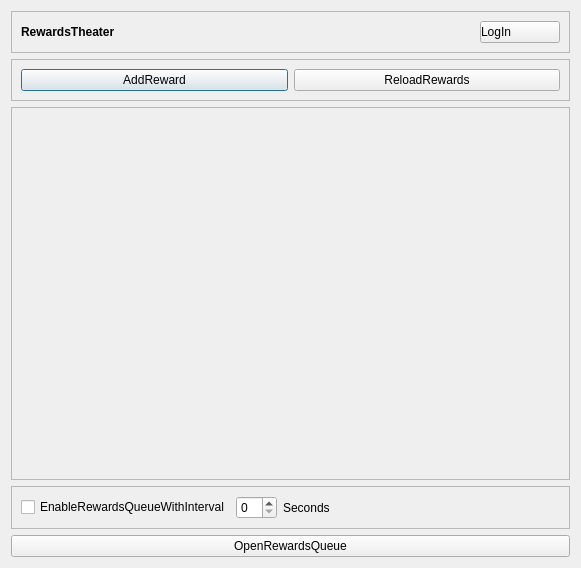
Old version of the form src/SettingsDialog.ui in the repository gottagofaster236/RewardsTheater.
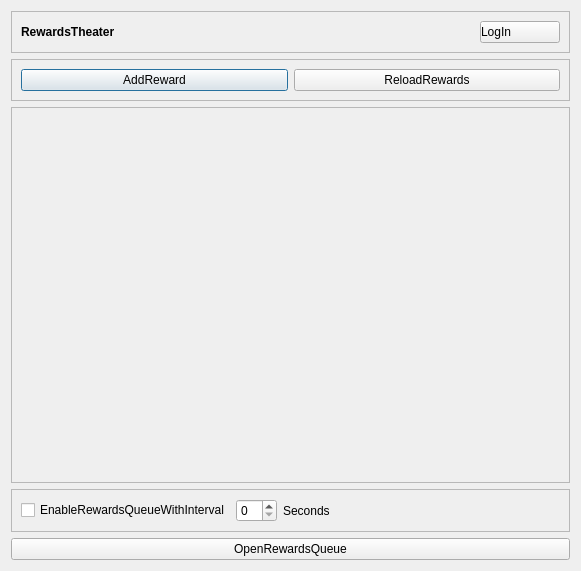
New version of the form.

Patch:
```diff
--- a/src/SettingsDialog.ui
+++ b/src/SettingsDialog.ui
@@ -7,7 +7,7 @@
     <x>0</x>
     <y>0</y>
     <width>581</width>
-    <height>568</height>
+    <height>571</height>
    </rect>
   </property>
   <property name="windowTitle">
@@ -123,7 +123,7 @@
         <x>0</x>
         <y>0</y>
         <width>561</width>
-        <height>370</height>
+        <height>373</height>
        </rect>
       </property>
       <layout class="QVBoxLayout" name="verticalLayout">
```
Left out of the diff: 9 changed lines with no effect on the pictures.
